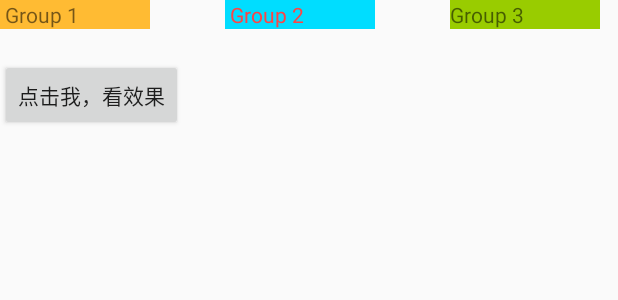
After one commit to gengwenwu/AndroidUIDemo, an Android app: the layout activity_constraint_group.xml on its own in the app's theme, with its tools: preview values and no code run, on a phone screen of 412 x 824 dp. The commit adds this screen. Shown: the top 300 px of the screen. Run offline under Robolectric (Android 15) with nearby library versions, the phone set to English and light mode, and no system bars.

Commit message:
约束布局group

```diff
--- a/app/src/main/java/com/logan/android/ui/layout/constraint/ConstraintBarrierActivity.kt
+++ b/app/src/main/java/com/logan/android/ui/layout/constraint/ConstraintBarrierActivity.kt
@@ -5,7 +5,7 @@ import androidx.appcompat.app.AppCompatActivity
 import com.logan.android.ui.R
 
 /**
- * desc: Constraint 角度定位 <br/>
+ * desc: Constraint Barrier <br/>
  * time: 2020/5/7 2:02 PM <br/>
  * author: Logan <br/>
  * since V 1.0 <br/>
--- /dev/null
+++ b/app/src/main/java/com/logan/android/ui/layout/constraint/ConstraintGroupActivity.kt
@@ -0,0 +1,37 @@
+package com.logan.android.ui.layout.constraint
+
+import android.os.Bundle
+import android.view.View
+import android.widget.Button
+import androidx.appcompat.app.AppCompatActivity
+import androidx.constraintlayout.widget.Group
+import com.logan.android.ui.R
+
+/**
+ * desc: Constraint Group <br/>
+ * time: 2020/5/7 2:02 PM <br/>
+ * author: Logan <br/>
+ * since V 1.0 <br/>
+ */
+class ConstraintGroupActivity : AppCompatActivity() {
+
+    override fun onCreate(savedInstanceState: Bundle?) {
+        super.onCreate(savedInstanceState)
+        setContentView(R.layout.activity_constraint_group)
+
+        // Group可以把多个控件归为一组，方便隐藏或显示一组控件(android.support.constraint.Group)。
+        // 通过app:constraint_referenced_ids="textView1,textView3"指定多个组件id
+
+        findViewById<Button>(R.id.btn_show).setOnClickListener {
+            with(findViewById<Group>(R.id.group)) {
+                if (this.visibility == View.GONE) {
+                    this.visibility = View.VISIBLE
+                } else {
+                    this.visibility = View.GONE
+                }
+            }
+        }
+
+    }
+
+}
--- /dev/null
+++ b/app/src/main/res/layout/activity_constraint_group.xml
@@ -0,0 +1,55 @@
+<?xml version="1.0" encoding="utf-8"?>
+<androidx.constraintlayout.widget.ConstraintLayout xmlns:android="http://schemas.android.com/apk/res/android"
+    xmlns:app="http://schemas.android.com/apk/res-auto"
+    xmlns:tools="http://schemas.android.com/tools"
+    android:layout_width="match_parent"
+    android:layout_height="match_parent"
+    tools:context=".MainActivity">
+
+    <TextView
+        android:id="@+id/tv_tv1"
+        android:layout_width="100dp"
+        android:layout_height="wrap_content"
+        android:background="@android:color/holo_orange_light"
+        android:text=" Group 1 "
+        app:layout_constraintStart_toStartOf="parent"
+        app:layout_constraintTop_toTopOf="parent" />
+
+    <TextView
+        android:id="@+id/tv_tv2"
+        android:layout_width="100dp"
+        android:layout_height="wrap_content"
+        android:layout_marginStart="50dp"
+        android:background="@android:color/holo_blue_bright"
+        android:text=" Group 2 "
+        android:textColor="@android:color/holo_red_light"
+        app:layout_constraintStart_toEndOf="@id/tv_tv1"
+        app:layout_constraintTop_toTopOf="parent" />
+
+    <TextView
+        android:id="@id/tv_tv3"
+        android:layout_width="100dp"
+        android:layout_height="wrap_content"
+        android:layout_marginStart="50dp"
+        android:background="@android:color/holo_green_light"
+        android:text="Group 3"
+        app:layout_constraintStart_toEndOf="@id/tv_tv2"
+        app:layout_constraintTop_toTopOf="parent" />
+
+    <!--  组 -->
+    <androidx.constraintlayout.widget.Group
+        android:id="@+id/group"
+        android:layout_width="wrap_content"
+        android:layout_height="wrap_content"
+        app:constraint_referenced_ids="tv_tv1,tv_tv3" />
+
+    <Button
+        android:id="@+id/btn_show"
+        android:layout_width="wrap_content"
+        android:layout_height="wrap_content"
+        android:layout_marginTop="20dp"
+        android:text="点击我，看效果"
+        app:layout_constraintStart_toStartOf="parent"
+        app:layout_constraintTop_toBottomOf="@id/tv_tv1" />
+
+</androidx.constraintlayout.widget.ConstraintLayout>
```
